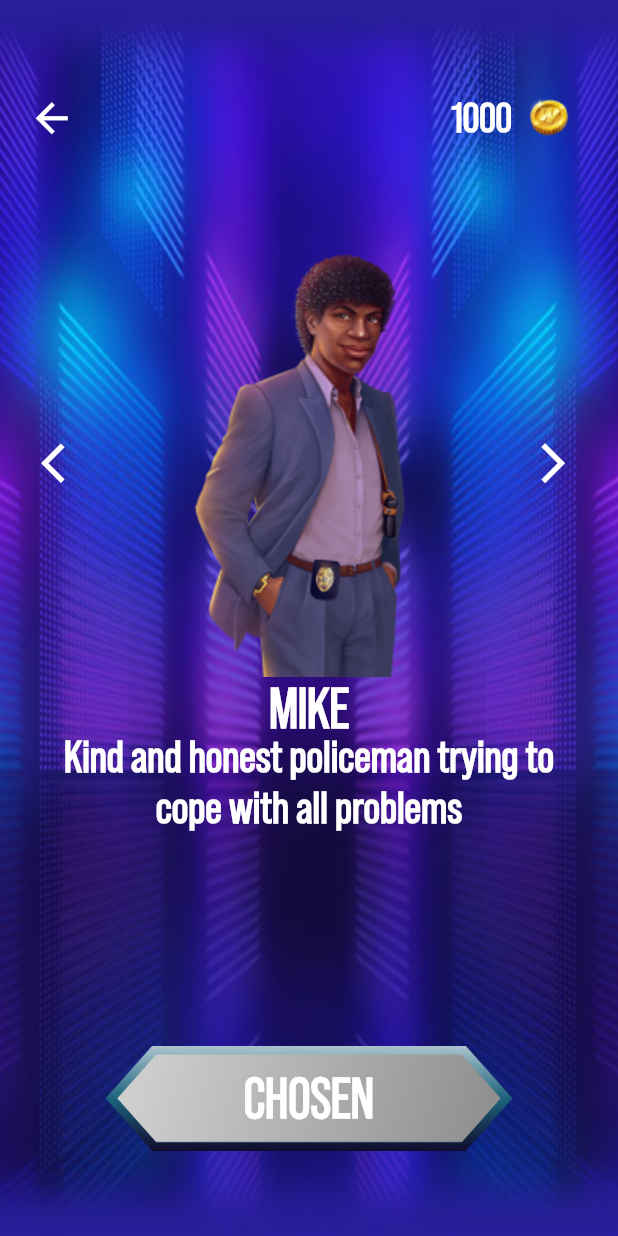
After one commit to GhostuSs/wuskan, a Flutter app: the SkinsScreen screen opened directly, on a phone screen of 412 x 824 dp. The commit adds this screen. Run offline on Flutter 3.47's test engine with Material 2 defaults, Android fonts, the light colour scheme and no system bars; our stand-ins replace flutter_screenutil, flutter_svg, flutter_svg_provider, hive, page_transition, webview_flutter; accounts and stored records are empty.

Commit message:
'Features:created usermodel'

```diff
--- a/lib/main.dart
+++ b/lib/main.dart
@@ -9,13 +9,11 @@ import 'package:wuskan/models/user/user_model.dart';
 import 'package:wuskan/utils/color_palette/colors.dart';
 import 'package:wuskan/utils/routes/routes.dart';
 
-
 bool premium = false;
 
 Future<void> main() async {
   WidgetsFlutterBinding.ensureInitialized();
-  SystemChrome.setPreferredOrientations(
-      [DeviceOrientation.portraitUp]);
+  SystemChrome.setPreferredOrientations([DeviceOrientation.portraitUp]);
   Directory directory = Directory.current;
   if (Platform.isIOS) {
     directory = await getApplicationDocumentsDirectory();
@@ -28,8 +26,21 @@ Future<void> main() async {
   // await box.clear();
   // final boxf = await Hive.openBox<bool>('premium');
   // await boxf.clear();
-  final s= await Hive.openBox<UserModel>('user');
-  if(s.isEmpty)s.put('user', UserModel());
+  final s = await Hive.openBox<UserModel>('user');
+  if (s.values.isEmpty) {
+    s.put(
+        'user',
+        UserModel(
+            balance: 1000,
+            activeBg: 'bg1',
+            activeSkin: 'mike',
+            availableSkins: ['mike'],
+            availableBg: ['bg1'],
+
+        ));
+    // s.close().then((value) async => await Hive.openBox<UserModel>('user'));
+    print('empty');
+  }
   final prem = await Hive.openBox<bool>('premium');
   if (prem.values.isEmpty) await prem.put('premium', false);
   premium = prem.values.first;
@@ -49,7 +60,7 @@ class App extends StatelessWidget {
           unselectedWidgetColor: AppColors.lightBlue.withOpacity(0.3),
         ),
         routes: routes,
-        initialRoute: premium==true
+        initialRoute: premium == true
             ? MainNavigationRoutes.main
             : MainNavigationRoutes.onboarding,
         debugShowCheckedModeBanner: false,
@@ -63,17 +74,19 @@ class App extends StatelessWidget {
               ),
               showUnselectedLabels: true,
               showSelectedLabels: true,
-              unselectedItemColor:AppColors.aquaBlue.withOpacity(0.3),
+              unselectedItemColor: AppColors.aquaBlue.withOpacity(0.3),
               unselectedLabelStyle: TextStyle(
                   color: AppColors.aquaBlue.withOpacity(0.3),
                   fontFamily: 'MontBold',
                   fontWeight: FontWeight.w400,
                   fontSize: 12.h),
-              unselectedIconTheme: IconThemeData(color: AppColors.aquaBlue.withOpacity(0.3),)),
+              unselectedIconTheme: IconThemeData(
+                color: AppColors.aquaBlue.withOpacity(0.3),
+              )),
           textTheme: TextTheme(
               button: TextStyle(
-                fontSize: 45.sp,
-              )),
+            fontSize: 45.sp,
+          )),
         ),
       ),
     );
--- a/lib/models/user/user_model.dart
+++ b/lib/models/user/user_model.dart
@@ -1,19 +1,18 @@
-
 import 'package:hive/hive.dart';
 
 part 'user_model.g.dart';
 
 @HiveType(typeId: 30)
 class UserModel extends HiveObject{
-  UserModel();
+  UserModel({this.balance,this.activeBg,this.activeSkin,this.availableBg,this.availableSkins});
   @HiveField(0)
-  int? balance=1000;
+  int? balance;
   @HiveField(1)
-  List<String>? availableSkins=['mike'];
+  List<String>? availableSkins;
   @HiveField(2)
-  String? activeSkin='missqueen';
+  String? activeSkin;
   @HiveField(3)
-  List<String> availableBg=['bg1'];
+  List<String>? availableBg;
   @HiveField(4)
-  String? activeBg='bg1';
+  String? activeBg;
 }
--- /dev/null
+++ b/lib/ui/skins/skins_screen.dart
@@ -0,0 +1,280 @@
+import 'dart:math';
+
+import 'package:flutter/material.dart';
+import 'package:flutter_screenutil/flutter_screenutil.dart';
+import 'package:flutter_svg_provider/flutter_svg_provider.dart';
+import 'package:hive/hive.dart';
+import 'package:page_transition/page_transition.dart';
+import 'package:wuskan/gen/assets.gen.dart';
+import 'package:wuskan/models/user/user_model.dart';
+import 'package:wuskan/ui/game/ui/game_screen.dart';
+import 'package:wuskan/ui/settings/settings_screen.dart';
+import 'package:wuskan/ui/webview/webview.dart';
+import 'package:wuskan/utils/color_palette/colors.dart';
+import 'package:wuskan/utils/routes/routes.dart';
+
+class SkinsScreen extends StatefulWidget {
+  const SkinsScreen({Key? key}) : super(key: key);
+
+  @override
+  State<StatefulWidget> createState() {
+    return _SkinsScreenState();
+  }
+}
+
+class Skin {
+  Skin({this.name, this.dispname, this.description, this.price});
+
+  int? price;
+  String? dispname;
+  String? name;
+  String? description;
+}
+
+class _SkinsScreenState extends State<SkinsScreen> {
+  static List<Skin> skins = [
+    Skin(
+        name: 'mike',
+        dispname: 'mike',
+        description:
+            'Kind and honest policeman trying to cope with all problems',
+        price: 0),
+    Skin(
+        name: 'shotgunmike',
+        dispname: 'shotgun mike',
+        description:
+            'Sometimes, it takes a couple of grams of lead to solve some problems',
+        price: 2000),
+    Skin(
+        name: 'missqueen',
+        dispname: 'miss queen',
+        description:
+            'Cunning and clever thief, capable ofboth stealing a smal trinket and mining an entire building',
+        price: 3500),
+    Skin(
+        name: 'mitchell',
+        dispname: 'mitchell',
+        description:
+            "He was in the police force even before Mike, so he's seen a lot of things",
+        price: 6000),
+    Skin(
+        name: 'barbara',
+        dispname: 'barbara',
+        description:
+            "The head of a gang of criminals hiding behind the guise of a business woman",
+        price: 10000),
+  ];
+
+  int currInd = 0;
+  @override
+  Widget build(BuildContext context) {
+    return WillPopScope(
+        child: Scaffold(
+          backgroundColor: Color(0xFF142850),
+          body: Container(
+            width: double.infinity,
+            decoration: BoxDecoration(
+                gradient: LinearGradient(
+                    begin: Alignment.topCenter,
+                    end: Alignment.bottomCenter,
+                    colors: [Color(0xFF142850), Color(0xFF253B6E)]),
+                image: DecorationImage(
+                    image: AssetImage(
+                        'assets/images/${Hive.box<UserModel>('user').values.first.activeBg}.png'),
+                    fit: BoxFit.fill)),
+            child: Padding(
+              padding: EdgeInsets.only(bottom: 58.h, top: 56.h),
+              child: Column(
+                mainAxisAlignment: MainAxisAlignment.start,
+                crossAxisAlignment: CrossAxisAlignment.center,
+                children: [
+                  Padding(
+                    padding: EdgeInsets.only(right: 20.w),
+                    child: Row(
+                      mainAxisAlignment: MainAxisAlignment.start,
+                      children: [
+                        SizedBox(
+                          width: 10.w,
+                        ),
+                        IconButton(
+                          onPressed: () => Navigator.pop(context),
+                          icon: Icon(
+                            Icons.arrow_back,
+                            color: AppColors.white,
+                            size: 30.w,
+                          ),
+                        ),
+                        Spacer(),
+                        Text(
+                          '${Hive.box<UserModel>('user').values.first.balance}',
+                          style: TextStyle(
+                            color: AppColors.white,
+                            fontSize: 28.h,
+                            fontWeight: FontWeight.w700,
+                            fontFamily: 'Bebas',
+                          ),
+                        ),
+                        Padding(
+                          padding: EdgeInsets.symmetric(horizontal: 5.w),
+                          child: Image.asset(
+                            Assets.images.coin.path,
+                            filterQuality: FilterQuality.high,
+                          ),
+                        )
+                      ],
+                    ),
+                  ),
+                  SizedBox(
+                    height: 36.h,
+                  ),
+                  Container(
+                    height: 350.h,
+                    child: Center(
+                      child: Row(
+                        crossAxisAlignment: CrossAxisAlignment.center,
+                        mainAxisAlignment: MainAxisAlignment.center,
+                        children: [
+                          InkWell(
+                            onTap: () {
+                              if (currInd > 0) setState(() => currInd--);
+                            },
+                            child: Padding(
+                              padding: EdgeInsets.only(left: 20.w),
+                              child: Container(
+                                height: 350.h,
+                                child: Center(
+                                  child: Icon(
+                                    Icons.arrow_back_ios,
+                                    color: AppColors.white,
+                                    size: 30.w,
+                                  ),
+                                ),
+                              ),
+                            ),
+                          ),
+                          Padding(
+                            padding: EdgeInsets.only(top: 20.h),
+                            child: Container(
+                              child: Column(
+                                children: [
+                                  Image.asset('assets/images/${skins[currInd].name}.png',filterQuality: FilterQuality.high,scale: 0.95,),
+                                  Spacer(),
+                                  Text(skins[currInd].dispname!.toUpperCase()
+                                    ,style: TextStyle(
+                                        color: AppColors.white,
+                                        fontSize: 35.w,
+                                        fontWeight: FontWeight.w700,
+                                        fontFamily: 'Bebas',
+                                        letterSpacing: -0.3.w
+                                    ),)
+                                ],
+                              ),
+                            ),
+                          ),
+                          Container(
+                            height: 350.h,
+                            child: Center(
+                              child: Row(
+                                children: [
+                                  InkWell(
+                                    onTap: () {
+                                      if (currInd >=0&&currInd<4) setState(() => currInd++);
+                                    },
+                                    child: Padding(
+                                      padding: EdgeInsets.only(right: 20.w),
+                                      child: Container(
+                                        height: 350.h,
+                                        child: Center(
+                                          child: Icon(
+                                            Icons.arrow_forward_ios,
+                                            color: AppColors.white,
+                                            size: 30.w,
+                                          ),
+                                        ),
+                                      ),
+                                    ),
+                                  )
+                                ],
+                              ),
+                            ),
+                          ),
+                        ],
+                      ),
+                    ),
+                  ),
+                  SizedBox(height: 8.h,),
+                  Padding(
+                    padding: EdgeInsets.symmetric(horizontal: 25.w),
+                    child: Text(skins[currInd].description!,style: TextStyle(
+                      color: AppColors.white,
+                      fontFamily: 'Bebas',
+                      fontWeight: FontWeight.w700,
+                      fontSize: 28.w,
+                    ),
+                      textAlign: TextAlign.center,
+                    ),
+                  ),
+                  Spacer(),
+                  Hive.box<UserModel>('user').values.first.availableSkins!.contains(skins[currInd].name!) ? Container()
+                      :Padding(child: Row(
+                    mainAxisAlignment: MainAxisAlignment.center,
+                    children: [
+                      Text(skins[currInd].price!.toString(),style: TextStyle(
+                          color: AppColors.white,
+                          fontSize: 28.w,
+                          fontWeight: FontWeight.w700,
+                          fontFamily: 'Bebas'
+                      ),),
+                      Image.asset(Assets.images.coin.path,filterQuality: FilterQuality.high,)
+                    ],
+                  ),padding: EdgeInsets.only(bottom: 12.h),),
+                  InkWell(
+                    onTap: (){
+                      final userData = Hive.box<UserModel>('user').values.first;
+                      if(userData.availableSkins!.contains(skins[currInd].name)==false&&(userData.balance)!>=skins[currInd].price!){
+                        setState((){
+                          userData.balance=userData.balance!-skins[currInd].price!;
+                          userData.availableSkins!.add(skins[currInd].name!);
+                        });
+                      }
+                      if(userData.availableSkins!.contains(skins[currInd].name)==true&&userData.activeSkin! != skins[currInd]){
+                        setState(()=>userData.activeSkin=skins[currInd].name);
+                      }
+                    },
+                    child: Container(
+                      width: 279.w,
+                      height: 72.h,
+                      decoration: BoxDecoration(
+                        image: DecorationImage(
+                          image: Svg(pathSelector(),size: Size(279.w,72.h))
+                        )
+                      ),
+                      child: Center(
+                        child: Text(labelSelector(),style: TextStyle(
+                          color: AppColors.white,
+                          fontWeight: FontWeight.w700,
+                          fontFamily: 'Bebas',
+                          fontSize: 35.w
+                        ),),
+                      ),
+                    ),
+                  )
+                ],
+              ),
+            ),
+          ),
+        ),
+        onWillPop: () async => false);
+  }
+
+  String labelSelector(){
+    if(Hive.box<UserModel>('user').values.first.activeSkin==skins[currInd].name)return 'CHOSEN';
+    if (Hive.box<UserModel>('user').values.first.availableSkins!.contains(skins[currInd].name!))return 'CHOOSE';
+    return 'BUY';
+  }
+  String pathSelector(){
+    if(Hive.box<UserModel>('user').values.first.activeSkin==skins[currInd].name)return Assets.images.inactivebtngray.path;
+    if (Hive.box<UserModel>('user').values.first.availableSkins!.contains(skins[currInd].name!))return Assets.images.onboardingbtn.path;
+    return Assets.images.onboardingbtn.path;
+  }
+}
```
Also changed, not shown: lib/ui/backgrounds/backgrounds_screen.dart (added, +217 -0 lines), lib/ui/game/ui/game_screen.dart (+6 -5 lines), lib/ui/home/ui/home_screen.dart (+5 -5 lines), assets/images/inactivebtngray.svg.
